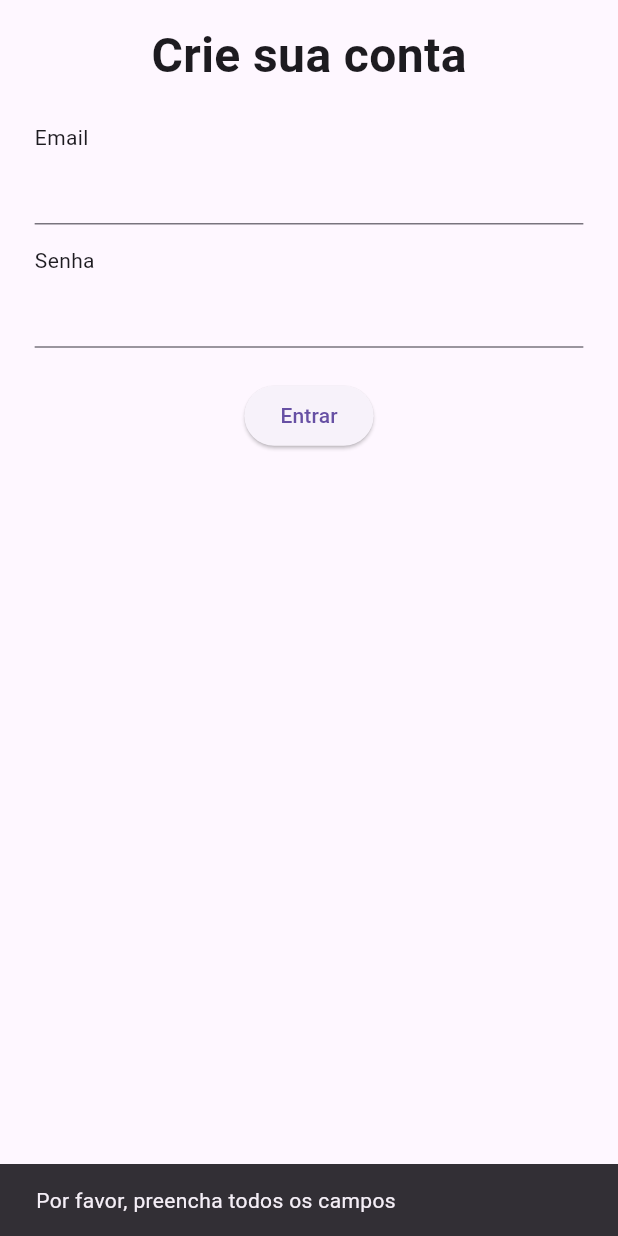
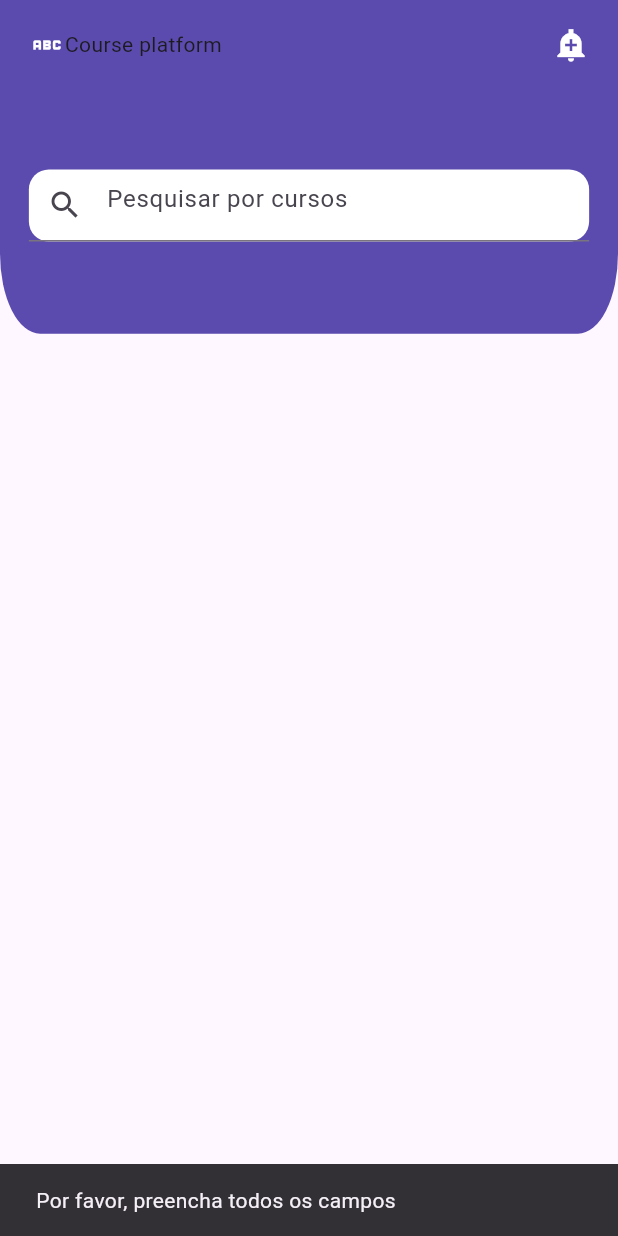
Before and after one commit to iru-Y/course_app, a Flutter app: the LoginScreen screen opened by its route, after a tap on "Entrar", on a phone screen of 412 x 824 dp. Run offline on Flutter 3.47's test engine with Material 3 defaults, Android fonts, the phone set to English and light mode, and no system bars; our stand-ins replace flutter_screenutil.

Commit message:
login terminado, iniciando o header da home

```diff
--- a/lib/api_path.dart
+++ b/lib/api_path.dart
@@ -1 +1 @@
-final apiPath = 'https://course-platform.azurewebsites.net/';
+final apiPath = 'https://course-platform-node.onrender.com';
--- a/lib/colors.dart
+++ b/lib/colors.dart
@@ -3,3 +3,4 @@ import 'package:flutter/material.dart';
 Color loginButton = Color(0xFF5C4BAF);
 Color gText = Color(0x00000000).withOpacity(0.5);
 Color loginText = Color(0xFF5C4BAF);
+Color headerHome = Color(0xFF5C4BAF);
--- /dev/null
+++ b/lib/home/home_header.dart
@@ -0,0 +1,54 @@
+import 'package:course_app/colors.dart';
+import 'package:flutter/material.dart';
+import 'package:flutter_screenutil/flutter_screenutil.dart';
+
+class HomeHeader extends StatelessWidget {
+  const HomeHeader({super.key});
+
+  @override
+  Widget build(BuildContext context) {
+    return Container(
+      decoration: BoxDecoration(
+        color: headerHome,
+        borderRadius: BorderRadius.only(
+          bottomRight: Radius.elliptical(30.r, 60.r),
+          bottomLeft: Radius.elliptical(30.r, 60.r),
+        ),
+      ),
+      padding: EdgeInsets.symmetric(horizontal: 20.w, vertical: 20.h),
+      width: double.infinity,
+      height: 250.h,
+      child: Column(
+        children: [
+          Row(
+            mainAxisAlignment: MainAxisAlignment.spaceBetween,
+            children: [
+              Row(
+                children: [
+                  Icon(Icons.abc, color: Colors.white),
+                  Text('Course platform'),
+                ],
+              ),
+              Icon(Icons.add_alert_sharp, color: Colors.white),
+            ],
+          ),
+          SizedBox(height: 80.h),
+          Container(
+            width: double.infinity,
+            height: 54.h,
+            decoration: BoxDecoration(
+              color: Colors.white,
+              borderRadius: BorderRadius.all(Radius.circular(15.r)),
+            ),
+            child: TextField(
+              decoration: InputDecoration(
+                prefixIcon: Icon(Icons.search),
+                hintText: 'Pesquisar por cursos',
+              ),
+            ),
+          ),
+        ],
+      ),
+    );
+  }
+}
--- /dev/null
+++ b/lib/home/home_screen.dart
@@ -0,0 +1,19 @@
+import 'package:course_app/home/home_header.dart';
+import 'package:flutter/material.dart';
+
+class HomeScreen extends StatelessWidget {
+  const HomeScreen({super.key});
+
+  @override
+  Widget build(BuildContext context) {
+    return SafeArea(
+      child: const Scaffold(
+        body: Column(
+          children: [
+            HomeHeader()
+          ],
+        ),
+      ),
+    );
+  }
+}
--- a/lib/main.dart
+++ b/lib/main.dart
@@ -1,6 +1,7 @@
 import 'package:course_app/app_routes.dart';
-import 'package:course_app/login/login_screen.dart';
-import 'package:course_app/login/register_screen.dart';
+import 'package:course_app/home/home_screen.dart';
+import 'package:course_app/user/login_screen.dart';
+import 'package:course_app/user/register_screen.dart';
 import 'package:flutter/material.dart';
 import 'package:flutter_screenutil/flutter_screenutil.dart';
 
@@ -22,6 +23,7 @@ class MyApp extends StatelessWidget {
         routes: {
           AppRoute.register: (context) => const RegisterScreen(),
           AppRoute.login: (context) => const LoginScreen(),
+          AppRoute.home: (context) => const HomeScreen(),
         },
       ),
     );
--- a/lib/login/fetch_login.dart
+++ b/lib/user/login_repo.dart
@@ -3,7 +3,7 @@ import 'package:course_app/api_path.dart';
 import 'package:http/http.dart' as http;
 
 Future<void> login(String email, String password) async {
-  final url = Uri.parse('$apiPath/v1/user');
+  final url = Uri.parse('$apiPath/v1/auth/login');
   final data = {'email': email, 'password': password};
 
   try {
--- a/lib/login/login_screen.dart
+++ b/lib/user/login_screen.dart
@@ -1,4 +1,6 @@
-import 'package:course_app/login/fetch_login.dart';
+import 'package:course_app/app_routes.dart';
+import 'package:course_app/user/login_repo.dart';
+import 'package:course_app/user/login_repo.dart';
 import 'package:flutter/material.dart';
 import 'package:flutter_screenutil/flutter_screenutil.dart';
 
@@ -27,9 +29,9 @@ class LoginScreen extends StatelessWidget {
           const SnackBar(content: Text('Login realizado com sucesso!')),
         );
       } catch (e) {
-        ScaffoldMessenger.of(context).showSnackBar(
-          SnackBar(content: Text('Erro ao fazer login: $e')),
-        );
+        ScaffoldMessenger.of(
+          context,
+        ).showSnackBar(SnackBar(content: Text('Erro ao fazer login: $e')));
       }
     }
 
@@ -51,17 +53,15 @@ class LoginScreen extends StatelessWidget {
                   TextField(controller: emailController),
                   SizedBox(height: 16.h),
                   Text('Senha'),
-                  TextField(
-                    controller: passwordController,
-                    obscureText: true,
-                  ),
+                  TextField(controller: passwordController, obscureText: true),
                 ],
               ),
               SizedBox(height: 24.h),
-              ElevatedButton(
-                onPressed: getLogin,
-                child: Text('Entrar'),
-              ),
+              ElevatedButton(onPressed: () async{
+                  await getLogin();
+                   Navigator.of(context).pushNamed(AppRoute.home);
+              },
+               child: Text('Entrar')),
             ],
           ),
         ),
--- a/pubspec.yaml
+++ b/pubspec.yaml
@@ -36,6 +36,7 @@ dependencies:
   cupertino_icons: ^1.0.8
   flutter_screenutil: ^5.9.3
   http: ^1.3.0
+  mockito: ^5.4.5
 
 dev_dependencies:
   flutter_test:
```
Also changed, not shown: lib/user/login_model.dart (added, +40 -0 lines), lib/user/register_model.dart (renamed from lib/login/login_model.dart, +11 -11 lines), lib/user/register_repo.dart (added, +32 -0 lines), lib/user/register_screen.dart (renamed from lib/login/register_screen.dart, +19 -6 lines), lib/widgets/search_header.dart (added, +12 -0 lines), pubspec.lock.
